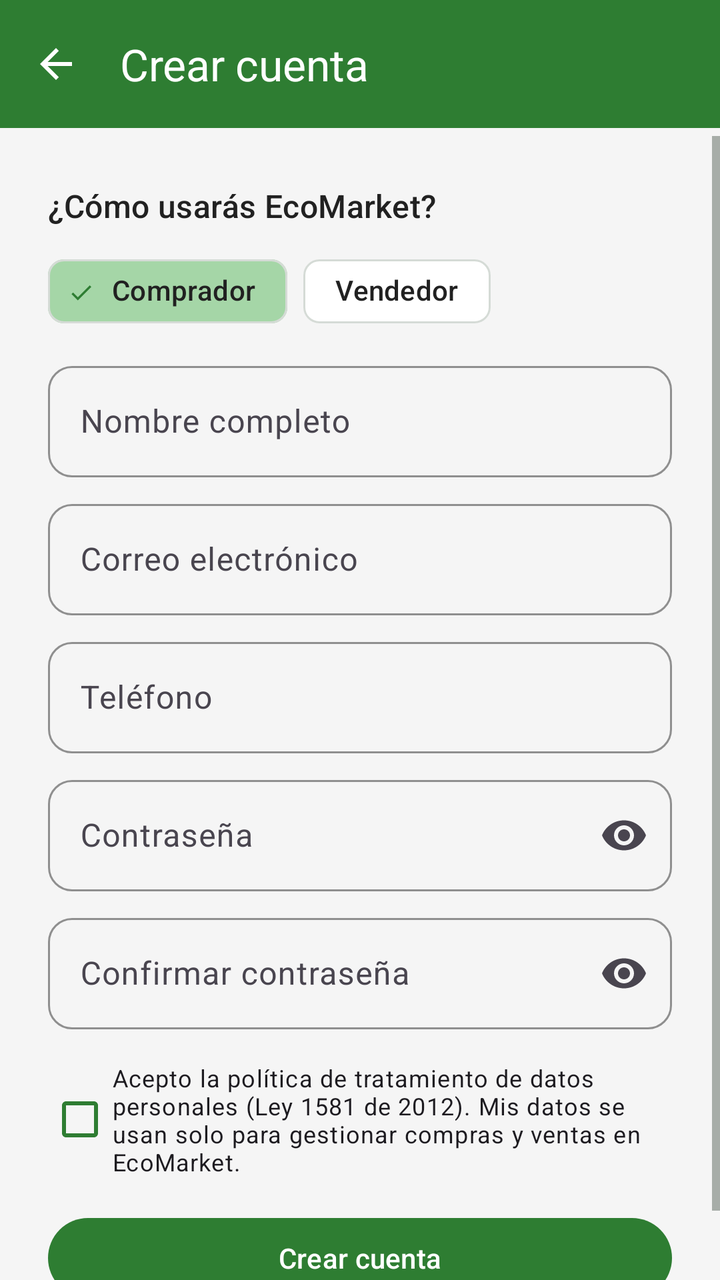
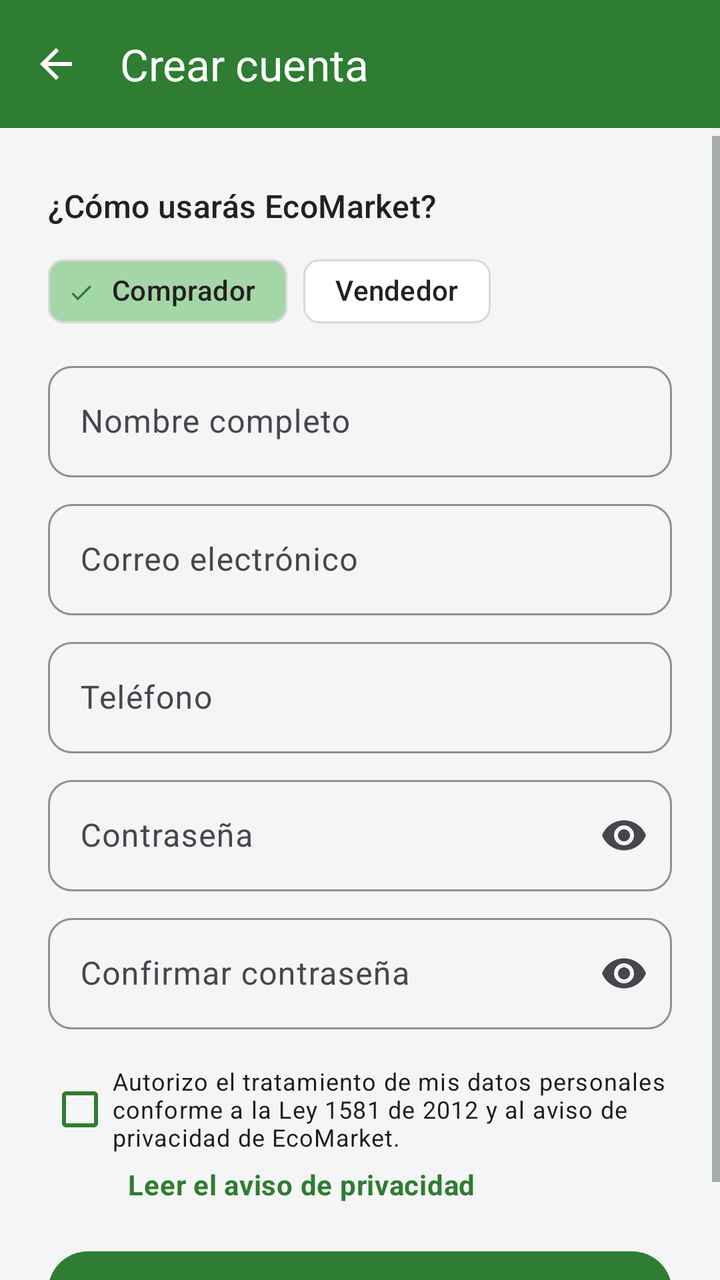

Screens rendered from an Android XML layout before and after an edit, with the pre-edit source and the edit as a unified diff.
<!-- AndroidManifest.xml: application theme Theme.EcoMarket -->
<!-- res/layout/activity_register.xml -->
<?xml version="1.0" encoding="utf-8"?>
<LinearLayout xmlns:android="http://schemas.android.com/apk/res/android"
    xmlns:app="http://schemas.android.com/apk/res-auto"
    android:layout_width="match_parent"
    android:layout_height="match_parent"
    android:orientation="vertical">

    <com.google.android.material.appbar.MaterialToolbar
        android:id="@+id/toolbar"
        android:layout_width="match_parent"
        android:layout_height="?attr/actionBarSize"
        android:background="@color/eco_green"
        app:navigationContentDescription="@string/cd_back"
        app:navigationIcon="@drawable/ic_back"
        app:navigationIconTint="@color/eco_white"
        app:title="@string/register_title"
        app:titleTextColor="@color/eco_white" />

    <com.google.android.material.progressindicator.LinearProgressIndicator
        android:id="@+id/progress"
        android:layout_width="match_parent"
        android:layout_height="wrap_content"
        android:indeterminate="true"
        android:visibility="invisible"
        app:indicatorColor="@color/eco_orange" />

    <ScrollView
        android:layout_width="match_parent"
        android:layout_height="0dp"
        android:layout_weight="1">

        <LinearLayout
            android:layout_width="match_parent"
            android:layout_height="wrap_content"
            android:orientation="vertical"
            android:padding="@dimen/space_l">

            <TextView
                android:layout_width="wrap_content"
                android:layout_height="wrap_content"
                android:text="@string/register_role"
                android:textAppearance="@style/Text.Subtitle" />

            <com.google.android.material.chip.ChipGroup
                android:id="@+id/chipRoles"
                android:layout_width="match_parent"
                android:layout_height="wrap_content"
                android:layout_marginTop="@dimen/space_s"
                app:selectionRequired="true"
                app:singleSelection="true">

                <com.google.android.material.chip.Chip
                    android:id="@+id/chipBuyer"
                    style="@style/Chip.Eco"
                    android:layout_width="wrap_content"
                    android:layout_height="wrap_content"
                    android:checked="true"
                    android:text="@string/role_buyer" />

                <com.google.android.material.chip.Chip
                    android:id="@+id/chipSeller"
                    style="@style/Chip.Eco"
                    android:layout_width="wrap_content"
                    android:layout_height="wrap_content"
                    android:text="@string/role_seller" />
            </com.google.android.material.chip.ChipGroup>

            <com.google.android.material.textfield.TextInputLayout
                android:id="@+id/tilName"
                style="@style/Input.Eco"
                android:layout_width="match_parent"
                android:layout_height="wrap_content"
                android:hint="@string/hint_name">

                <com.google.android.material.textfield.TextInputEditText
                    android:id="@+id/etName"
                    android:layout_width="match_parent"
                    android:layout_height="wrap_content"
                    android:autofillHints="name"
                    android:inputType="textPersonName|textCapWords" />
            </com.google.android.material.textfield.TextInputLayout>

            <com.google.android.material.textfield.TextInputLayout
                android:id="@+id/tilBusiness"
                style="@style/Input.Eco"
                android:layout_width="match_parent"
                android:layout_height="wrap_content"
                android:hint="@string/hint_business"
                android:visibility="gone">

                <com.google.android.material.textfield.TextInputEditText
                    android:id="@+id/etBusiness"
                    android:layout_width="match_parent"
                    android:layout_height="wrap_content"
                    android:inputType="textCapWords" />
            </com.google.android.material.textfield.TextInputLayout>

            <com.google.android.material.textfield.TextInputLayout
                android:id="@+id/tilEmail"
                style="@style/Input.Eco"
                android:layout_width="match_parent"
                android:layout_height="wrap_content"
                android:hint="@string/hint_email">

                <com.google.android.material.textfield.TextInputEditText
                    android:id="@+id/etEmail"
                    android:layout_width="match_parent"
                    android:layout_height="wrap_content"
                    android:autofillHints="emailAddress"
                    android:inputType="textEmailAddress" />
            </com.google.android.material.textfield.TextInputLayout>

            <com.google.android.material.textfield.TextInputLayout
                style="@style/Input.Eco"
                android:layout_width="match_parent"
                android:layout_height="wrap_content"
                android:hint="@string/hint_phone">

                <com.google.android.material.textfield.TextInputEditText
                    android:id="@+id/etPhone"
                    android:layout_width="match_parent"
                    android:layout_height="wrap_content"
                    android:autofillHints="phone"
                    android:inputType="phone" />
            </com.google.android.material.textfield.TextInputLayout>

            <com.google.android.material.textfield.TextInputLayout
                android:id="@+id/tilPassword"
                style="@style/Input.Eco"
                android:layout_width="match_parent"
                android:layout_height="wrap_content"
                android:hint="@string/hint_password"
                app:endIconMode="password_toggle">

                <com.google.android.material.textfield.TextInputEditText
                    android:id="@+id/etPassword"
                    android:layout_width="match_parent"
                    android:layout_height="wrap_content"
                    android:autofillHints="newPassword"
                    android:inputType="textPassword" />
            </com.google.android.material.textfield.TextInputLayout>

            <com.google.android.material.textfield.TextInputLayout
                android:id="@+id/tilConfirm"
                style="@style/Input.Eco"
                android:layout_width="match_parent"
                android:layout_height="wrap_content"
                android:hint="@string/hint_password_confirm"
                app:endIconMode="password_toggle">

                <com.google.android.material.textfield.TextInputEditText
                    android:id="@+id/etConfirm"
                    android:layout_width="match_parent"
                    android:layout_height="wrap_content"
                    android:autofillHints="newPassword"
                    android:inputType="textPassword" />
            </com.google.android.material.textfield.TextInputLayout>

            <com.google.android.material.checkbox.MaterialCheckBox
                android:id="@+id/chkPrivacy"
                android:layout_width="match_parent"
                android:layout_height="wrap_content"
                android:layout_marginTop="@dimen/space_m"
                android:text="@string/register_privacy"
                android:textAppearance="@style/Text.Caption"
                app:buttonTint="@color/eco_green" />

            <com.google.android.material.button.MaterialButton
                android:id="@+id/btnRegister"
                style="@style/Button.Primary"
                android:layout_width="match_parent"
                android:layout_height="wrap_content"
                android:layout_marginTop="@dimen/space_m"
                android:text="@string/action_register" />
        </LinearLayout>
    </ScrollView>
</LinearLayout>
<!-- resources referenced by this layout -->
<resources>
  <color name="eco_green">#2E7D32</color>
  <color name="eco_orange">#FF7043</color>
  <color name="eco_white">#FFFFFF</color>
  <dimen name="space_l">24dp</dimen>
  <dimen name="space_m">16dp</dimen>
  <dimen name="space_s">8dp</dimen>
  <!-- drawable ic_back (drawable) -->
  <?xml version="1.0" encoding="utf-8"?>
  <vector xmlns:android="http://schemas.android.com/apk/res/android"
      android:width="24dp"
      android:height="24dp"
      android:tint="?attr/colorControlNormal"
      android:viewportWidth="24"
      android:viewportHeight="24">
      <path
          android:fillColor="@android:color/white"
          android:pathData="M20,11H7.83l5.59,-5.59L12,4l-8,8 8,8 1.41,-1.41L7.83,13H20v-2z" />
  </vector>
  <string name="action_register">Crear cuenta</string>
  <string name="cd_back">Volver</string>
  <string name="hint_business">Nombre del negocio o finca</string>
  <string name="hint_email">Correo electrónico</string>
  <string name="hint_name">Nombre completo</string>
  <string name="hint_password">Contraseña</string>
  <string name="hint_password_confirm">Confirmar contraseña</string>
  <string name="hint_phone">Teléfono</string>
  <string name="register_privacy">Acepto la política de tratamiento de datos personales (Ley 1581 de 2012). Mis datos se usan solo para gestionar compras y ventas en EcoMarket.</string>
  <string name="register_role">¿Cómo usarás EcoMarket?</string>
  <string name="register_title">Crear cuenta</string>
  <string name="role_buyer">Comprador</string>
  <string name="role_seller">Vendedor</string>
  <style name="Button.Primary" parent="Widget.Material3.Button">
          <item name="backgroundTint">@color/eco_green</item>
          <item name="android:textColor">@color/eco_white</item>
          <item name="android:textSize">@dimen/text_body</item>
          <item name="android:fontFamily">sans-serif-medium</item>
          <item name="android:textAllCaps">false</item>
          <item name="cornerRadius">@dimen/radius_button</item>
          <item name="android:minHeight">48dp</item>
      </style>
  <style name="Chip.Eco" parent="Widget.Material3.Chip.Filter">
          <item name="chipBackgroundColor">@color/chip_bg_selector</item>
          <item name="android:textColor">@color/eco_text_primary</item>
          <item name="chipStrokeColor">@color/eco_gray_border</item>
          <item name="checkedIconTint">@color/eco_green</item>
      </style>
  <style name="Text.Caption" parent="TextAppearance.Material3.BodySmall">
          <item name="android:textSize">@dimen/text_caption</item>
          <item name="android:textColor">@color/eco_text_secondary</item>
      </style>
  <style name="Text.Subtitle" parent="TextAppearance.Material3.TitleMedium">
          <item name="android:textSize">@dimen/text_subtitle</item>
          <item name="android:fontFamily">sans-serif-medium</item>
          <item name="android:textColor">@color/eco_text_primary</item>
      </style>
  <dimen name="text_body">14sp</dimen>
  <dimen name="radius_button">24dp</dimen>
  <color name="eco_text_primary">#212121</color>
  <color name="eco_gray_border">#D5DBD6</color>
  <dimen name="text_caption">12sp</dimen>
  <color name="eco_text_secondary">#5F6B62</color>
  <dimen name="text_subtitle">16sp</dimen>
  <color name="eco_green_light">#A5D6A7</color>
  <color name="eco_green_dark">#1B5E20</color>
  <color name="eco_green_surface">#E8F5E9</color>
  <color name="eco_background">#FFFFFF</color>
  <color name="eco_error">#C62828</color>
  <color name="eco_gray_light">#F5F5F5</color>
  <!-- unchanged entries left out for length: 2 -->
</resources>

<!-- the commit's change to res/layout/activity_register.xml (unified diff, before → after) -->
@@ -165,6 +165,18 @@
                 android:textAppearance="@style/Text.Caption"
                 app:buttonTint="@color/eco_green" />
 
+            <TextView
+                android:id="@+id/txtPrivacyNotice"
+                android:layout_width="wrap_content"
+                android:layout_height="wrap_content"
+                android:layout_marginStart="40dp"
+                android:paddingTop="@dimen/space_xs"
+                android:paddingBottom="@dimen/space_xs"
+                android:text="@string/privacy_view"
+                android:textAppearance="@style/Text.Body"
+                android:textColor="@color/eco_green"
+                android:textStyle="bold" />
+
             <com.google.android.material.button.MaterialButton
                 android:id="@+id/btnRegister"
                 style="@style/Button.Primary"
<!-- resource entries referenced after the edit -->
@@ -6,6 +6,7 @@
   <dimen name="space_l">24dp</dimen>
   <dimen name="space_m">16dp</dimen>
   <dimen name="space_s">8dp</dimen>
+  <dimen name="space_xs">4dp</dimen>
   <!-- drawable ic_back (drawable) -->
   <?xml version="1.0" encoding="utf-8"?>
   <vector xmlns:android="http://schemas.android.com/apk/res/android"
@@ -26,7 +27,8 @@
   <string name="hint_password">Contraseña</string>
   <string name="hint_password_confirm">Confirmar contraseña</string>
   <string name="hint_phone">Teléfono</string>
-  <string name="register_privacy">Acepto la política de tratamiento de datos personales (Ley 1581 de 2012). Mis datos se usan solo para gestionar compras y ventas en EcoMarket.</string>
+  <string name="privacy_view">Leer el aviso de privacidad</string>
+  <string name="register_privacy">Autorizo el tratamiento de mis datos personales conforme a la Ley 1581 de 2012 y al aviso de privacidad de EcoMarket.</string>
   <string name="register_role">¿Cómo usarás EcoMarket?</string>
   <string name="register_title">Crear cuenta</string>
   <string name="role_buyer">Comprador</string>
@@ -45,6 +47,10 @@
           <item name="android:textColor">@color/eco_text_primary</item>
           <item name="chipStrokeColor">@color/eco_gray_border</item>
           <item name="checkedIconTint">@color/eco_green</item>
+      </style>
+  <style name="Text.Body" parent="TextAppearance.Material3.BodyMedium">
+          <item name="android:textSize">@dimen/text_body</item>
+          <item name="android:textColor">@color/eco_text_primary</item>
       </style>
   <style name="Text.Caption" parent="TextAppearance.Material3.BodySmall">
           <item name="android:textSize">@dimen/text_caption</item>
